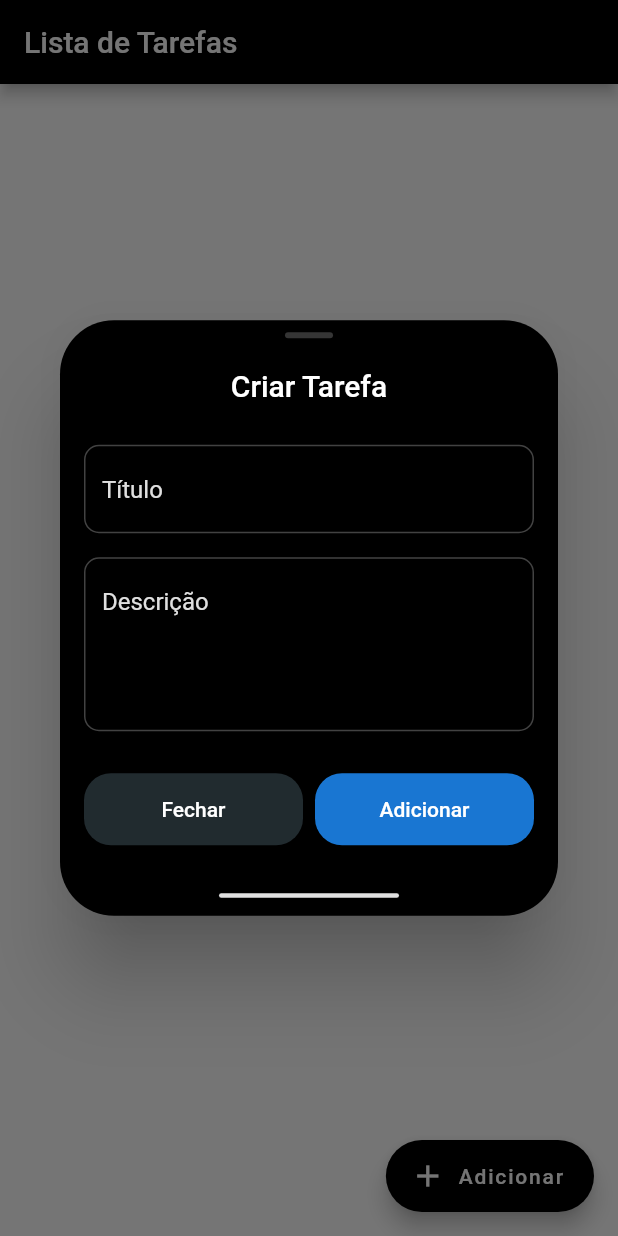
After one commit to dariomatias-dev/todo_mobile, a Flutter app: the screen it shows after launch, after a tap on "Adicionar", on a phone screen of 412 x 824 dp. The commit adds this screen. Run offline on Flutter 3.47's test engine with Material 2 defaults, Android fonts, the phone set to English and light mode, and no system bars; our stand-ins replace sqflite; accounts and stored records are empty.

Commit message:
feat(HomeScreen): created SimpleDialogWidget to allow it to be used in other situations
- Created component 'SimpleDialogWidget', a custom SimpleDialog, allowing it to be used in other situations on the home screen.

```diff
--- a/lib/src/screens/home_screen/components/floating_action_button_widget.dart
+++ b/lib/src/screens/home_screen/components/floating_action_button_widget.dart
@@ -8,9 +8,9 @@ class FloatingActionButtonWidget extends StatelessWidget {
   void _showAlertDialog(BuildContext context) {
     showDialog(
       context: context,
-      builder: (alertDialogContext) {
+      builder: (simpleDialogContext) {
         return TaskCreationDialogWidget(
-          alertDialogContext: alertDialogContext,
+          simpleDialogContext: simpleDialogContext,
         );
       },
     );
--- a/lib/src/screens/home_screen/components/task_creation_dialog_widget/task_creation_dialog_action_widget.dart
+++ b/lib/src/screens/home_screen/components/simple_dialog_widget/simple_dialog_action_widget.dart
@@ -1,7 +1,7 @@
 import 'package:flutter/material.dart';
 
-class TaskCreationDialogActionWidget extends StatelessWidget {
-  const TaskCreationDialogActionWidget({
+class SimpleDialogActionWidget extends StatelessWidget {
+  const SimpleDialogActionWidget({
     super.key,
     required this.action,
     required this.title,
--- /dev/null
+++ b/lib/src/screens/home_screen/components/simple_dialog_widget/simple_dialog_widget.dart
@@ -0,0 +1,127 @@
+import 'package:flutter/material.dart';
+
+import 'package:todo/src/screens/home_screen/components/simple_dialog_widget/simple_dialog_action_widget.dart';
+
+class SimpleDialogWidget extends StatelessWidget {
+  const SimpleDialogWidget({
+    super.key,
+    required this.simpleDialogContext,
+    required this.title,
+    this.content,
+    this.body,
+    required this.actionTitle1,
+    required this.actionTitle2,
+    required this.action1,
+    required this.action2,
+  })  : assert(
+          (content == null && body == null) == false,
+          'The "content" or "body" must be filled in.',
+        ),
+        assert(
+          (content != null && body != null) == false,
+          'Fill in only the "content" or "body".',
+        );
+
+  final BuildContext simpleDialogContext;
+  final String title;
+  final String? content;
+  final Widget? body;
+  final String actionTitle1;
+  final String actionTitle2;
+  final void Function()? action1;
+  final void Function()? action2;
+
+  @override
+  Widget build(BuildContext context) {
+    return SimpleDialog(
+      backgroundColor: Colors.black,
+      contentPadding: const EdgeInsets.symmetric(
+        horizontal: 16.0,
+      ),
+      shape: RoundedRectangleBorder(
+        borderRadius: BorderRadius.circular(
+          36.0,
+        ),
+      ),
+      children: [
+        const Center(
+          child: SizedBox(height: 8.0),
+        ),
+        Center(
+          child: Container(
+            height: 4.0,
+            width: 32.0,
+            decoration: BoxDecoration(
+              color: Colors.grey.shade800.withOpacity(0.8),
+              borderRadius: const BorderRadius.all(
+                Radius.circular(12.0),
+              ),
+            ),
+          ),
+        ),
+        const SizedBox(height: 20.0),
+        Center(
+          child: Text(
+            title,
+            style: const TextStyle(
+              color: Colors.white,
+              fontSize: 20.0,
+              fontWeight: FontWeight.w500,
+            ),
+          ),
+        ),
+        const SizedBox(height: 28.0),
+        if (content != null)
+          Text(
+            content!,
+            textAlign: TextAlign.center,
+            style: TextStyle(
+              color: Colors.blueGrey.shade200,
+              fontSize: 14.0,
+            ),
+          ),
+        if (body != null) body!,
+        const SizedBox(height: 28.0),
+        Row(
+          children: [
+            SimpleDialogActionWidget(
+              action: () {
+                Navigator.pop(simpleDialogContext);
+
+                if (action1 != null) action1!();
+              },
+              title: actionTitle1,
+              color: Colors.blueGrey.shade800.withOpacity(0.6),
+            ),
+            const SizedBox(width: 8.0),
+            SimpleDialogActionWidget(
+              action: () {
+                Navigator.pop(simpleDialogContext);
+
+                if (action2 != null) action2!();
+              },
+              title: actionTitle2,
+              color: Colors.blue.shade700,
+            ),
+          ],
+        ),
+        const SizedBox(height: 32.0),
+        Center(
+          child: Container(
+            height: 3.0,
+            width: 120.0,
+            margin: const EdgeInsets.only(
+              bottom: 12.0,
+            ),
+            decoration: BoxDecoration(
+              color: Colors.grey.shade300,
+              borderRadius: const BorderRadius.all(
+                Radius.circular(12.0),
+              ),
+            ),
+          ),
+        ),
+      ],
+    );
+  }
+}
--- a/lib/src/screens/home_screen/components/task_creation_dialog_widget/task_creation_dialog_widget.dart
+++ b/lib/src/screens/home_screen/components/task_creation_dialog_widget/task_creation_dialog_widget.dart
@@ -1,16 +1,17 @@
 import 'package:flutter/material.dart';
 
-import 'package:todo/src/screens/home_screen/components/task_creation_dialog_widget/task_creation_dialog_action_widget.dart';
+import 'package:todo/src/screens/home_screen/components/simple_dialog_widget/simple_dialog_widget.dart';
 import 'package:todo/src/screens/home_screen/components/task_creation_dialog_widget/task_creation_dialog_form_widget/task_creation_dialog_form_widget.dart';
+
 import 'package:todo/src/screens/home_screen/models/form_data_model.dart';
 
 class TaskCreationDialogWidget extends StatefulWidget {
   const TaskCreationDialogWidget({
     super.key,
-    required this.alertDialogContext,
+    required this.simpleDialogContext,
   });
 
-  final BuildContext alertDialogContext;
+  final BuildContext simpleDialogContext;
 
   @override
   State<TaskCreationDialogWidget> createState() =>
@@ -38,6 +39,14 @@ class _TaskCreationDialogWidgetState extends State<TaskCreationDialogWidget> {
     );
   }
 
+  Widget _getBody() {
+    return TaskCreationDialogFormWidget(
+      formKey: _formKey,
+      titleFieldController: _titleFieldController,
+      descriptionFieldController: _descriptionFieldController,
+    );
+  }
+
   @override
   void dispose() {
     _titleFieldController.dispose();
@@ -48,93 +57,14 @@ class _TaskCreationDialogWidgetState extends State<TaskCreationDialogWidget> {
 
   @override
   Widget build(BuildContext context) {
-    return SimpleDialog(
-      backgroundColor: Colors.black,
-      contentPadding: const EdgeInsets.symmetric(
-        horizontal: 16.0,
-      ),
-      shape: RoundedRectangleBorder(
-        borderRadius: BorderRadius.circular(
-          36.0,
-        ),
-      ),
-      children: [
-        const SizedBox(height: 8.0),
-        Center(
-          child: Container(
-            height: 4.0,
-            width: 32.0,
-            decoration: BoxDecoration(
-              color: Colors.grey.shade800.withOpacity(0.8),
-              borderRadius: const BorderRadius.all(
-                Radius.circular(12.0),
-              ),
-            ),
-          ),
-        ),
-        const SizedBox(height: 20.0),
-        const Center(
-          child: Text(
-            'Criar Tarefa',
-            style: TextStyle(
-              color: Colors.white,
-              fontSize: 20.0,
-              fontWeight: FontWeight.w500,
-            ),
-          ),
-        ),
-        const SizedBox(height: 28.0),
-        TaskCreationDialogFormWidget(
-          formKey: _formKey,
-          titleFieldController: _titleFieldController,
-          descriptionFieldController: _descriptionFieldController,
-        ),
-        const SizedBox(height: 28.0),
-        Row(
-          children: [
-            TaskCreationDialogActionWidget(
-              action: () {
-                final thereIsData = hasFormData();
-
-                if (thereIsData) {
-                } else {
-                  Navigator.pop(widget.alertDialogContext);
-                }
-              },
-              title: 'Fechar',
-              color: Colors.blueGrey.shade800.withOpacity(0.6),
-            ),
-            const SizedBox(width: 8.0),
-            TaskCreationDialogActionWidget(
-              action: () {
-                if (_formKey.currentState!.validate()) {
-                  final data = getData();
-
-                  Navigator.pop(widget.alertDialogContext);
-                }
-              },
-              title: 'Adicionar',
-              color: Colors.blue.shade700,
-            ),
-          ],
-        ),
-        const SizedBox(height: 32.0),
-        Center(
-          child: Container(
-            height: 3.0,
-            width: 120.0,
-            margin: const EdgeInsets.only(
-              bottom: 12.0,
-            ),
-            decoration: BoxDecoration(
-              color: Colors.grey.shade300,
-              borderRadius: const BorderRadius.all(
-                Radius.circular(12.0),
-              ),
-            ),
-          ),
-        )
-      ],
+    return SimpleDialogWidget(
+      simpleDialogContext: widget.simpleDialogContext,
+      title: 'Criar Tarefa',
+      body: _getBody(),
+      actionTitle1: 'Fechar',
+      actionTitle2: 'Adicionar',
+      action1: null,
+      action2: null,
     );
   }
 }
```
